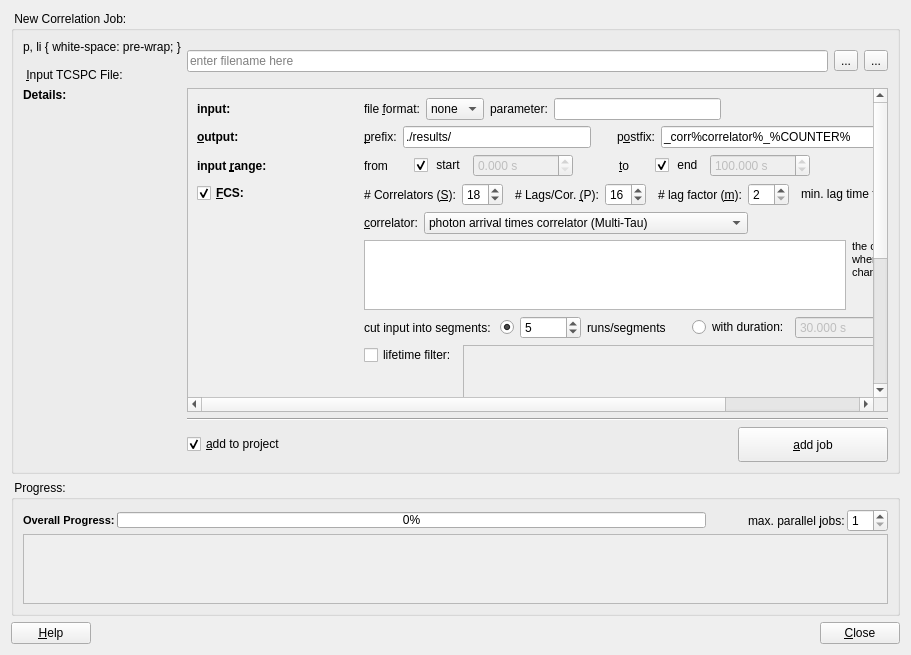
Qt form plugins/tcspcimporter/qfetcspcimporterdialog.ui (jkriege2/QuickFit3) before a commit.
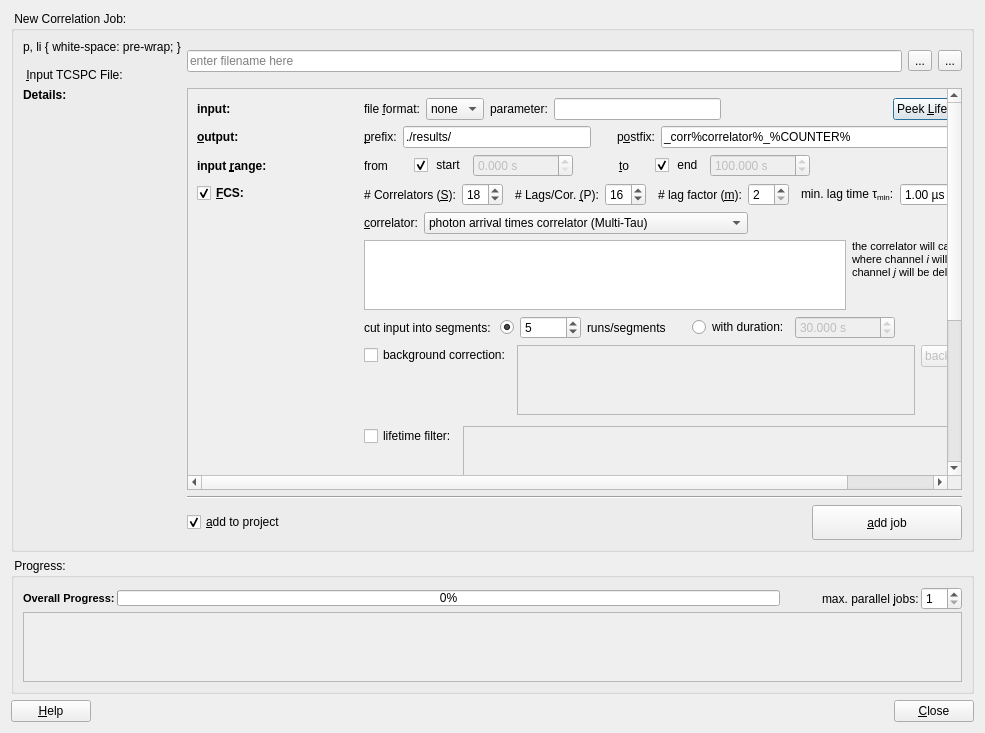
The same form after that commit. Icons and pictures are not drawn. Custom widgets are drawn as their Qt base class.

Diff of the .ui file:
```diff
--- a/plugins/tcspcimporter/qfetcspcimporterdialog.ui
+++ b/plugins/tcspcimporter/qfetcspcimporterdialog.ui
@@ -9,8 +9,8 @@
    <rect>
     <x>0</x>
     <y>0</y>
-    <width>911</width>
-    <height>655</height>
+    <width>985</width>
+    <height>733</height>
    </rect>
   </property>
   <property name="windowTitle">
@@ -126,9 +126,9 @@
             <property name="geometry">
              <rect>
               <x>0</x>
-              <y>-221</y>
+              <y>-227</y>
               <width>842</width>
-              <height>558</height>
+              <height>642</height>
              </rect>
             </property>
             <layout class="QFormLayout" name="formLayout_2">
@@ -843,6 +843,84 @@
                   </layout>
                  </widget>
                 </item>
+                <item>
+                 <layout class="QGridLayout" name="gridLayout_6">
+                  <property name="topMargin">
+                   <number>0</number>
+                  </property>
+                  <item row="0" column="1" rowspan="2">
+                   <widget class="QWidget" name="widFCSLifetimeFilter_3" native="true">
+                    <property name="enabled">
+                     <bool>false</bool>
+                    </property>
+                    <layout class="QGridLayout" name="gridLayout_7">
+                     <property name="leftMargin">
+                      <number>0</number>
+                     </property>
+                     <property name="topMargin">
+                      <number>0</number>
+                     </property>
+                     <property name="rightMargin">
+                      <number>0</number>
+                     </property>
+                     <property name="bottomMargin">
+                      <number>5</number>
+                     </property>
+                     <item row="0" column="1">
+                      <widget class="QPushButton" name="btnBackFromFile">
+                       <property name="text">
+                        <string>background from file</string>
+                       </property>
+                      </widget>
+                     </item>
+                     <item row="1" column="1">
+                      <spacer name="verticalSpacer_3">
+                       <property name="orientation">
+                        <enum>Qt::Vertical</enum>
+                       </property>
+                       <property name="sizeHint" stdset="0">
+                        <size>
+                         <width>20</width>
+                         <height>40</height>
+                        </size>
+                       </property>
+                      </spacer>
+                     </item>
+                     <item row="0" column="0" rowspan="2">
+                      <widget class="QTableView" name="tvBackgroundFCS">
+                       <attribute name="horizontalHeaderVisible">
+                        <bool>true</bool>
+                       </attribute>
+                       <attribute name="verticalHeaderVisible">
+                        <bool>true</bool>
+                       </attribute>
+                      </widget>
+                     </item>
+                    </layout>
+                   </widget>
+                  </item>
+                  <item row="1" column="0">
+                   <spacer name="verticalSpacer_4">
+                    <property name="orientation">
+                     <enum>Qt::Vertical</enum>
+                    </property>
+                    <property name="sizeHint" stdset="0">
+                     <size>
+                      <width>20</width>
+                      <height>40</height>
+                     </size>
+                    </property>
+                   </spacer>
+                  </item>
+                  <item row="0" column="0">
+                   <widget class="QCheckBox" name="chkBackgroundFCS">
+                    <property name="text">
+                     <string>background correction:</string>
+                    </property>
+                   </widget>
+                  </item>
+                 </layout>
+                </item>
                 <item>
                  <layout class="QGridLayout" name="gridLayout_2">
                   <property name="topMargin">
@@ -1400,7 +1478,7 @@
           <rect>
            <x>0</x>
            <y>0</y>
-           <width>871</width>
+           <width>945</width>
            <height>69</height>
           </rect>
          </property>
```
Left out of the diff: 126 changed lines with no effect on the pictures.
